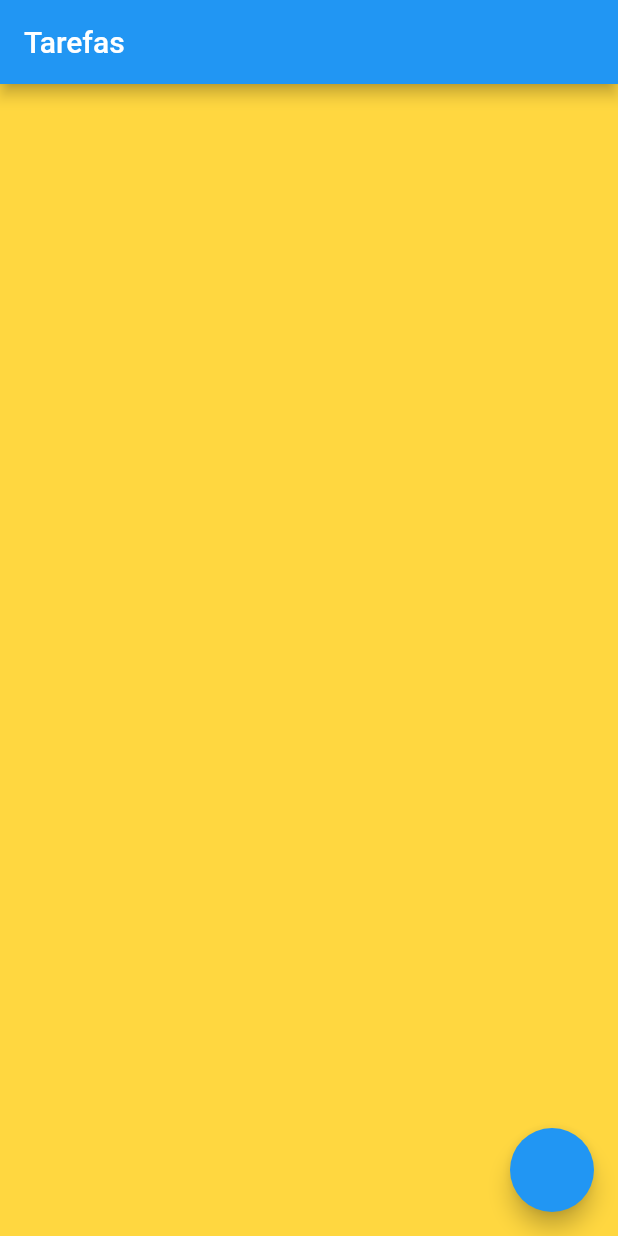
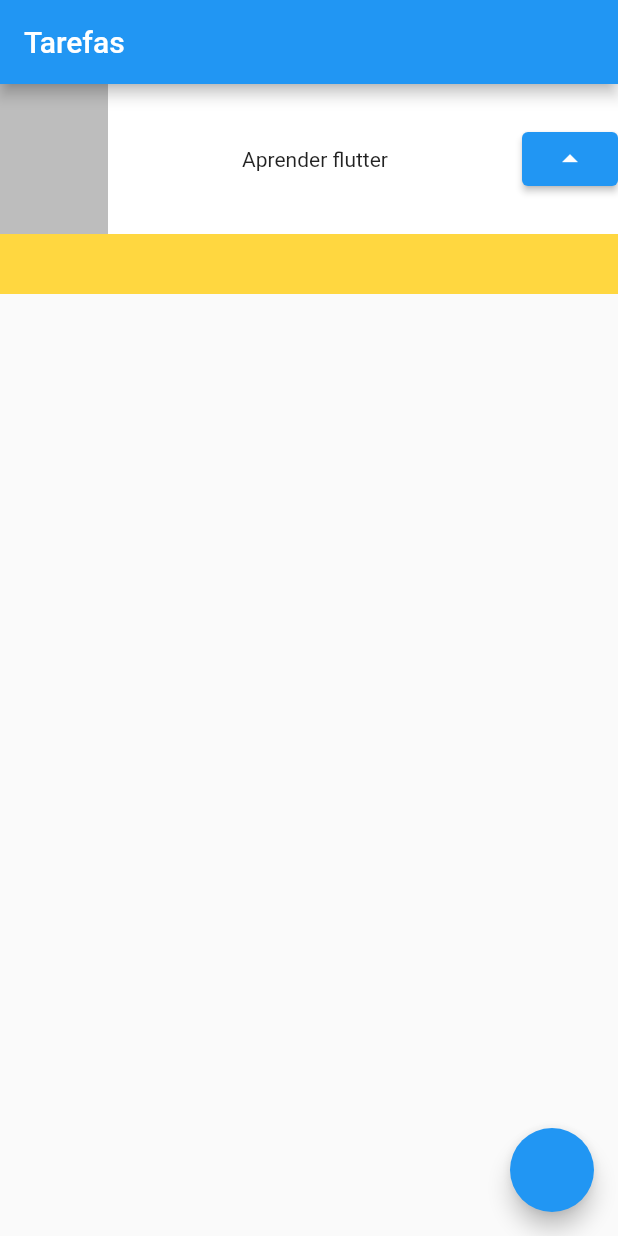
Before and after one commit to GabrielTrigueiro/task_manager, a Flutter app: the screen it shows after launch, on a phone screen of 412 x 824 dp. Run offline on Flutter 3.47's test engine with Material 2 defaults, Android fonts, the phone set to English and light mode, and no system bars.

Commit message:
estruturando o primeiro componente

```diff
--- a/lib/main.dart
+++ b/lib/main.dart
@@ -20,7 +20,30 @@ class MyApp extends StatelessWidget {
           title: Text('Tarefas'),
         ),
         body: Container(
-          color: Colors.amberAccent,
+          child: Stack(
+            children: [
+              Container(
+                color: Colors.amberAccent,
+                height: 140,
+              ),
+              Container(
+                color: Colors.white,
+                height: 100,
+                child: Row(
+                    mainAxisAlignment: MainAxisAlignment.spaceBetween,
+                    children: [
+                      Container(
+                        color: Colors.black26,
+                        width: 72,
+                        height: 100,
+                      ),
+                      Text('Aprender flutter'),
+                      ElevatedButton(
+                          onPressed: () {}, child: Icon(Icons.arrow_drop_up))
+                    ]),
+              )
+            ],
+          ),
         ),
         floatingActionButton: FloatingActionButton(
           onPressed: () {},
```
